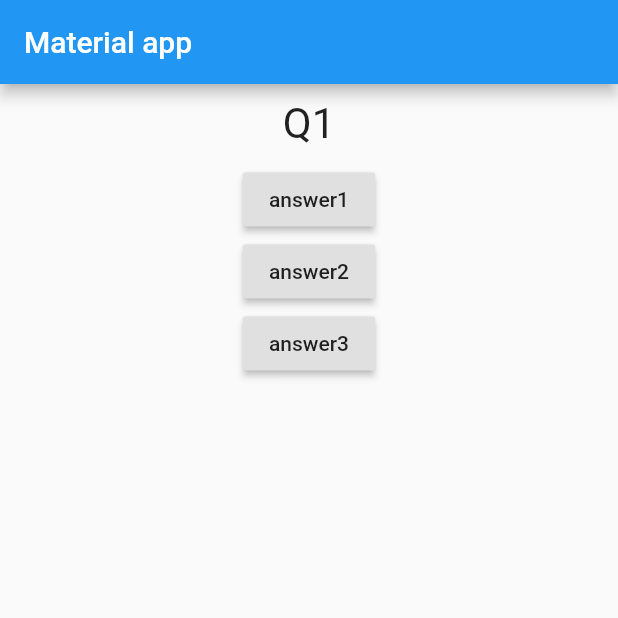
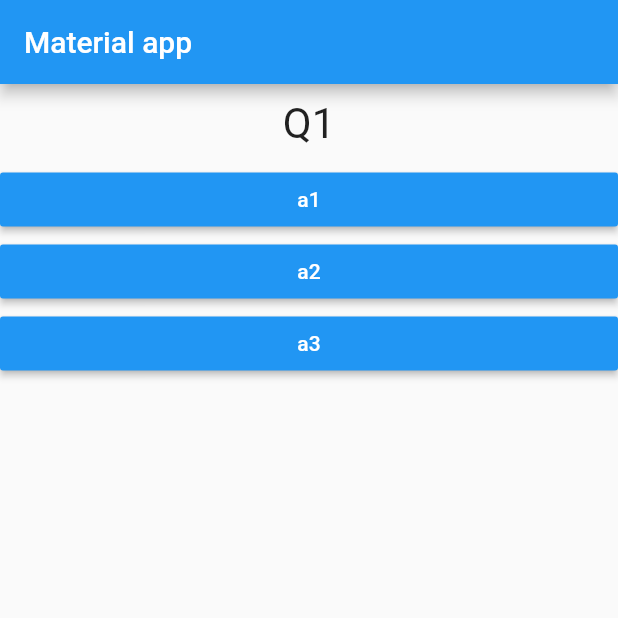
Before and after one commit to daniel199410/flutter, a Flutter app: the screen it shows after launch, on a phone screen of 412 x 824 dp, the top half of it. Run offline on Flutter 3.47's test engine with Material 2 defaults, Android fonts, the phone set to English and light mode, and no system bars.

Commit message:
Passing Callback function to child widgets

```diff
--- /dev/null
+++ b/first_app/lib/Answer.dart
@@ -0,0 +1,21 @@
+import 'package:flutter/material.dart';
+
+class Answer extends StatelessWidget {
+  final String _answer;
+  final Function callback;
+
+  Answer(this._answer, this.callback);
+
+  @override
+  Widget build(BuildContext context) {
+    return Container(
+      width: double.infinity,
+      child: RaisedButton(
+        color: Colors.blue,
+        textColor: Colors.white,
+        child: Text(this._answer),
+        onPressed: this.callback,
+      ),
+    );
+  }
+}
--- a/first_app/lib/main.dart
+++ b/first_app/lib/main.dart
@@ -1,3 +1,4 @@
+import 'package:first_app/Answer.dart';
 import 'package:first_app/question.dart';
 import 'package:flutter/material.dart';
 
@@ -31,18 +32,9 @@ class _MyAppState extends State<MyApp> {
           body: Column(
             children: [
               Question(questions.elementAt(_questionIndex)),
-              RaisedButton(
-                child: Text('answer1'),
-                onPressed: _answerQuestion,
-              ),
-              RaisedButton(
-                child: Text('answer2'),
-                onPressed: () => null,
-              ),
-              RaisedButton(
-                child: Text('answer3'),
-                onPressed: () => null,
-              ),
+              Answer('a1', _answerQuestion),
+              Answer('a2', _answerQuestion),
+              Answer('a3', _answerQuestion),
             ],
           ),
         ),
```
